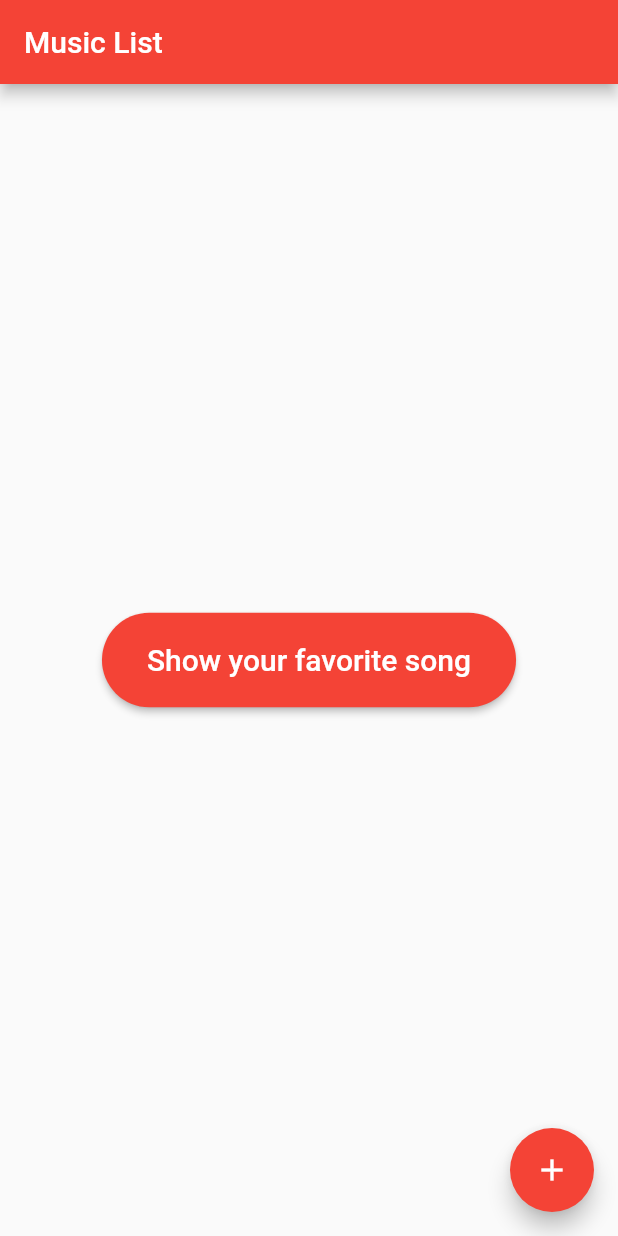
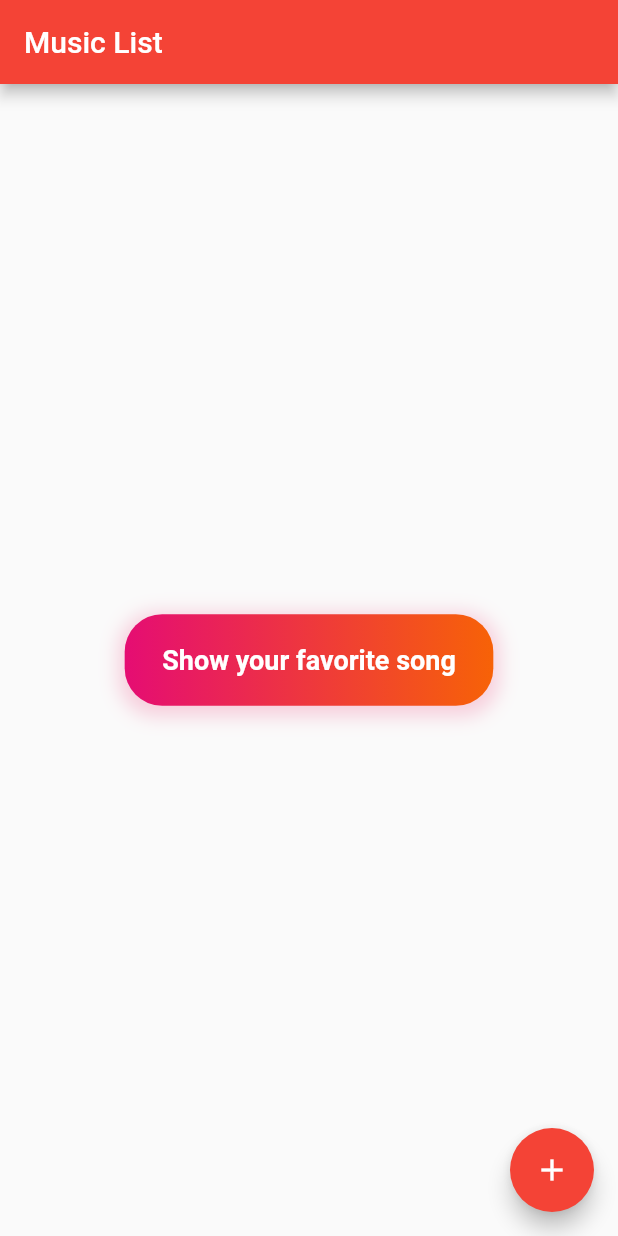
Before and after one commit to minhtringuyennn/MusicJsonApp-Flutter, a Flutter app: the screen it shows after launch, on a phone screen of 412 x 824 dp. Run offline on Flutter 3.47's test engine with Material 2 defaults, Android fonts, the phone set to English and light mode, and no system bars; missing offline and left inert: loading_animations.

Commit message:
Update button

```diff
--- a/lib/template_button.dart
+++ b/lib/template_button.dart
@@ -1,26 +1,56 @@
 import 'package:flutter/material.dart';
 
-class Button extends StatefulWidget {
+class ButtonModal extends StatefulWidget {
   final String text;
   final VoidCallback onPressed;
 
-  Button({required this.text, required this.onPressed});
+  ButtonModal({required this.text, required this.onPressed});
 
   @override
   State<StatefulWidget> createState() => _ButtonState();
 }
 
-class _ButtonState extends State<Button> {
+class _ButtonState extends State<ButtonModal> {
   @override
-  Widget build(BuildContext context) => buildButton(text: widget.text, onClicked: widget.onPressed);
+  Widget build(BuildContext context) =>
+      buildButton(text: widget.text, onClicked: widget.onPressed);
 }
 
 Widget buildButton({required String text, required VoidCallback onClicked}) =>
-    ElevatedButton(
-      style: ElevatedButton.styleFrom(
-        shape: StadiumBorder(),
-        padding: EdgeInsets.symmetric(horizontal: 30, vertical: 20),
+    FittedBox(
+      child: Container(
+        padding: EdgeInsets.symmetric(horizontal: 25, vertical: 20),
+        decoration: BoxDecoration(
+          gradient: LinearGradient(
+            colors: [
+              Color.fromRGBO(229, 13, 115, 1),
+              Color.fromRGBO(247, 98, 7, 1),
+            ],
+            begin: Alignment.centerLeft,
+            end: Alignment.centerRight,
+          ),
+          borderRadius: const BorderRadius.all(Radius.circular(25.0)),
+          boxShadow: [
+            BoxShadow(
+              color: Colors.pink.withOpacity(0.2),
+              spreadRadius: 4,
+              blurRadius: 10,
+              offset: Offset(0, 3),
+            )
+          ],
+        ),
+        child: Center(
+          child: GestureDetector(
+            onTap: onClicked,
+            child: Text(
+              text,
+              style: TextStyle(
+                fontWeight: FontWeight.bold,
+                fontSize: 18,
+                color: Colors.white,
+              ),
+            ),
+          ),
+        ),
       ),
-      child: Text(text, style: TextStyle(fontSize: 20)),
-      onPressed: onClicked,
     );
```
Also changed, not shown: lib/homepage.dart (+11 -14 lines).
